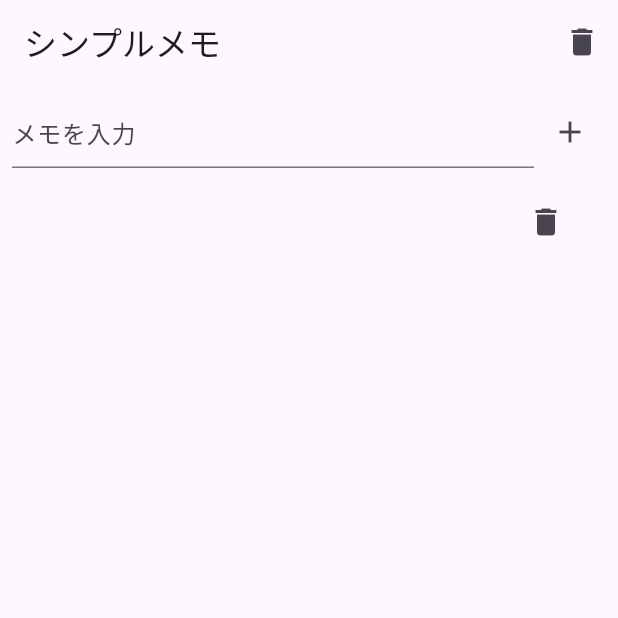
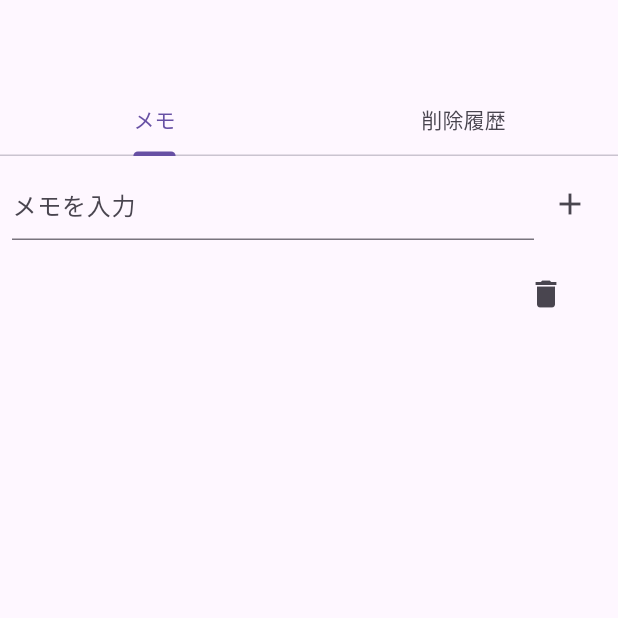
Before and after one commit to kumo0621/memo, a Flutter app: the screen it shows after launch, after a tap on the "add" icon, on a phone screen of 412 x 824 dp, the top half of it. Run offline on Flutter 3.47's test engine with Material 3 defaults, Android fonts, the phone set to English and light mode, and no system bars; our stand-ins replace sqflite; accounts and stored records are empty.

Commit message:
削除履歴機能を追加

```diff
--- a/lib/main.dart
+++ b/lib/main.dart
@@ -1,6 +1,8 @@
 import 'package:flutter/material.dart';
 import 'package:provider/provider.dart';
 import 'memo_model.dart';
+import 'memo_page.dart';
+import 'deleted_memo_page.dart';
 
 void main() {
   runApp(MyApp());
@@ -12,77 +14,33 @@ class MyApp extends StatelessWidget {
     return ChangeNotifierProvider(
       create: (context) => MemoModel(),
       child: MaterialApp(
-        home: MemoPage(),
+        home: MemoTabPage(),
       ),
     );
   }
 }
 
-class MemoPage extends StatelessWidget {
-  final TextEditingController _controller = TextEditingController();
-
+class MemoTabPage extends StatelessWidget {
   @override
   Widget build(BuildContext context) {
-    final memoModel = Provider.of<MemoModel>(context);
+    return DefaultTabController(
+      length: 2,
+      child: Scaffold(
+        appBar: AppBar(
 
-    return Scaffold(
-      appBar: AppBar(
-        title: Text('シンプルメモ'),
-        actions: [
-          IconButton(
-            icon: Icon(Icons.delete),
-            onPressed: () {
-              memoModel.deleteAllMemos();
-            },
+          bottom: TabBar(
+            tabs: [
+              Tab(text: 'メモ'),
+              Tab(text: '削除履歴'),
+            ],
           ),
-        ],
-      ),
-      body: Column(
-        children: [
-          Padding(
-            padding: const EdgeInsets.all(8.0),
-            child: Row(
-              children: [
-                Expanded(
-                  child: TextField(
-                    controller: _controller,
-                    decoration: InputDecoration(
-                      hintText: 'メモを入力',
-                    ),
-                  ),
-                ),
-                IconButton(
-                  icon: Icon(Icons.add),
-                  onPressed: () {
-                    memoModel.addMemo(_controller.text);
-                    _controller.clear();
-                  },
-                ),
-              ],
-            ),
-          ),
-          Expanded(
-            child: Consumer<MemoModel>(
-              builder: (context, memoModel, child) {
-                return ListView.builder(
-                  itemCount: memoModel.memos.length,
-                  itemBuilder: (context, index) {
-                    final memo = memoModel.memos[index];
-                    return ListTile(
-                      title: Text(memo.content),
-                      trailing: IconButton(
-                        icon: Icon(Icons.delete),
-                        onPressed: () {
-                          memoModel.deleteMemo(memo.id!);
-                        },
-                      ),
-                    );
-                  },
-                );
-              },
-            ),
-          ),
-        ],
+        ),
+        body: TabBarView(
+          children: [
+            MemoPage(),
+            DeletedMemoPage(),
+          ],
+        ),
       ),
     );
   }
--- /dev/null
+++ b/lib/memo.dart
@@ -0,0 +1,27 @@
+import 'package:flutter/material.dart';
+
+class Memo {
+  final int? id;
+  final String content;
+
+  Memo({this.id, required this.content});
+
+  Memo copy({int? id, String? content}) => Memo(
+    id: id ?? this.id,
+    content: content ?? this.content,
+  );
+
+  Map<String, dynamic> toMap() {
+    return {
+      'id': id,
+      'content': content,
+    };
+  }
+
+  factory Memo.fromMap(Map<String, dynamic> map) {
+    return Memo(
+      id: map['id'],
+      content: map['content'],
+    );
+  }
+}
--- a/lib/memo_database.dart
+++ b/lib/memo_database.dart
@@ -1,6 +1,6 @@
 import 'package:sqflite/sqflite.dart';
 import 'package:path/path.dart';
-import 'memo_model.dart';
+import 'memo.dart';
 
 class MemoDatabase {
   static final MemoDatabase instance = MemoDatabase._init();
@@ -22,8 +22,9 @@ class MemoDatabase {
 
     return await openDatabase(
       path,
-      version: 1,
+      version: 2, // データベースバージョンを2に設定
       onCreate: _createDB,
+      onUpgrade: _onUpgrade,
     );
   }
 
@@ -32,11 +33,31 @@ class MemoDatabase {
     const textType = 'TEXT NOT NULL';
 
     await db.execute('''
-CREATE TABLE memos (
-  id $idType,
-  content $textType
-  )
-''');
+    CREATE TABLE memos (
+      id $idType,
+      content $textType
+      )
+    ''');
+
+    if (version >= 2) {
+      await db.execute('''
+      CREATE TABLE deleted_memos (
+        id $idType,
+        content $textType
+      )
+      ''');
+    }
+  }
+
+  Future _onUpgrade(Database db, int oldVersion, int newVersion) async {
+    if (oldVersion < 2 && newVersion >= 2) {
+      await db.execute('''
+      CREATE TABLE deleted_memos (
+        id INTEGER PRIMARY KEY AUTOINCREMENT,
+        content TEXT NOT NULL
+      )
+      ''');
+    }
   }
 
   Future<Memo> create(Memo memo) async {
@@ -63,11 +84,46 @@ CREATE TABLE memos (
     }
   }
 
+  Future<Memo> readDeletedMemo(int id) async {
+    final db = await instance.database;
+
+    final maps = await db.query(
+      'deleted_memos',
+      columns: ['id', 'content'],
+      where: 'id = ?',
+      whereArgs: [id],
+    );
+
+    if (maps.isNotEmpty) {
+      return Memo.fromMap(maps.first);
+    } else {
+      throw Exception('ID $id not found');
+    }
+  }
+
+  Future<int> deleteFromDeleted(int id) async {
+    final db = await instance.database;
+    return await db.delete(
+      'deleted_memos',
+      where: 'id = ?',
+      whereArgs: [id],
+    );
+  }
+
   Future<List<Memo>> readAllMemos() async {
     final db = await instance.database;
 
     final orderBy = 'id ASC';
     final result = await db.query('memos', orderBy: orderBy);
+
+    return result.map((json) => Memo.fromMap(json)).toList();
+  }
+
+  Future<List<Memo>> readAllDeletedMemos() async {
+    final db = await instance.database;
+
+    final orderBy = 'id ASC';
+    final result = await db.query('deleted_memos', orderBy: orderBy);
 
     return result.map((json) => Memo.fromMap(json)).toList();
   }
@@ -86,6 +142,9 @@ CREATE TABLE memos (
   Future<int> delete(int id) async {
     final db = await instance.database;
 
+    final memo = await readMemo(id);
+
+    await db.insert('deleted_memos', memo.toMap());  // 削除前に削除済みメモを保存
     return await db.delete(
       'memos',
       where: 'id = ?',
--- a/lib/memo_model.dart
+++ b/lib/memo_model.dart
@@ -1,44 +1,28 @@
 import 'package:flutter/material.dart';
 import 'memo_database.dart';
-
-class Memo {
-  final int? id;
-  final String content;
-
-  Memo({this.id, required this.content});
-
-  Memo copy({int? id, String? content}) => Memo(
-    id: id ?? this.id,
-    content: content ?? this.content,
-  );
-
-  Map<String, dynamic> toMap() {
-    return {
-      'id': id,
-      'content': content,
-    };
-  }
-
-  factory Memo.fromMap(Map<String, dynamic> map) {
-    return Memo(
-      id: map['id'],
-      content: map['content'],
-    );
-  }
-}
+import 'memo.dart';
 
 class MemoModel with ChangeNotifier {
   List<Memo> _memos = [];
+  List<Memo> _deletedMemos = [];
 
   List<Memo> get memos => _memos;
+  List<Memo> get deletedMemos => _deletedMemos;
 
   MemoModel() {
     _loadMemos();
+    _loadDeletedMemos();
   }
 
   Future<void> _loadMemos() async {
     final memos = await MemoDatabase.instance.readAllMemos();
     _memos = memos;
+    notifyListeners();
+  }
+
+  Future<void> _loadDeletedMemos() async {
+    final deletedMemos = await MemoDatabase.instance.readAllDeletedMemos();
+    _deletedMemos = deletedMemos;
     notifyListeners();
   }
 
@@ -51,6 +35,15 @@ class MemoModel with ChangeNotifier {
   Future<void> deleteMemo(int id) async {
     await MemoDatabase.instance.delete(id);
     _loadMemos();
+    _loadDeletedMemos();
+  }
+
+  Future<void> restoreMemo(int id) async {
+    final memo = await MemoDatabase.instance.readDeletedMemo(id);
+    await MemoDatabase.instance.create(memo); // 元のDBに戻す
+    await MemoDatabase.instance.deleteFromDeleted(id); // 削除されたメモリストから削除
+    _loadMemos();
+    _loadDeletedMemos();
   }
 
   Future<void> deleteAllMemos() async {
--- /dev/null
+++ b/lib/memo_page.dart
@@ -0,0 +1,62 @@
+import 'package:flutter/material.dart';
+import 'package:provider/provider.dart';
+import 'memo_model.dart';
+
+class MemoPage extends StatelessWidget {
+  final TextEditingController _controller = TextEditingController();
+
+  @override
+  Widget build(BuildContext context) {
+    final memoModel = Provider.of<MemoModel>(context);
+
+    return Scaffold(
+      body: Column(
+        children: [
+          Padding(
+            padding: const EdgeInsets.all(8.0),
+            child: Row(
+              children: [
+                Expanded(
+                  child: TextField(
+                    controller: _controller,
+                    decoration: InputDecoration(
+                      hintText: 'メモを入力',
+                    ),
+                  ),
+                ),
+                IconButton(
+                  icon: Icon(Icons.add),
+                  onPressed: () {
+                    memoModel.addMemo(_controller.text);
+                    _controller.clear();
+                  },
+                ),
+              ],
+            ),
+          ),
+          Expanded(
+            child: Consumer<MemoModel>(
+              builder: (context, memoModel, child) {
+                return ListView.builder(
+                  itemCount: memoModel.memos.length,
+                  itemBuilder: (context, index) {
+                    final memo = memoModel.memos[index];
+                    return ListTile(
+                      title: Text(memo.content),
+                      trailing: IconButton(
+                        icon: Icon(Icons.delete),
+                        onPressed: () {
+                          memoModel.deleteMemo(memo.id!);
+                        },
+                      ),
+                    );
+                  },
+                );
+              },
+            ),
+          ),
+        ],
+      ),
+    );
+  }
+}
--- a/pubspec.yaml
+++ b/pubspec.yaml
@@ -37,11 +37,15 @@ dependencies:
   # The following adds the Cupertino Icons font to your application.
   # Use with the CupertinoIcons class for iOS style icons.
   cupertino_icons: ^1.0.6
+  flutter_launcher_icons: ^0.13.1
 
 dev_dependencies:
   flutter_test:
     sdk: flutter
-
+flutter_icons:
+  android: true
+  ios: true
+  image_path: "assets/images/icon2.png"
   # The "flutter_lints" package below contains a set of recommended lints to
   # encourage good coding practices. The lint set provided by the package is
   # activated in the `analysis_options.yaml` file located at the root of your
```
Also changed, not shown: lib/deleted_memo_page.dart (added, +38 -0 lines), assets/images/icon2.png (added), pubspec.lock, 21 other files.
